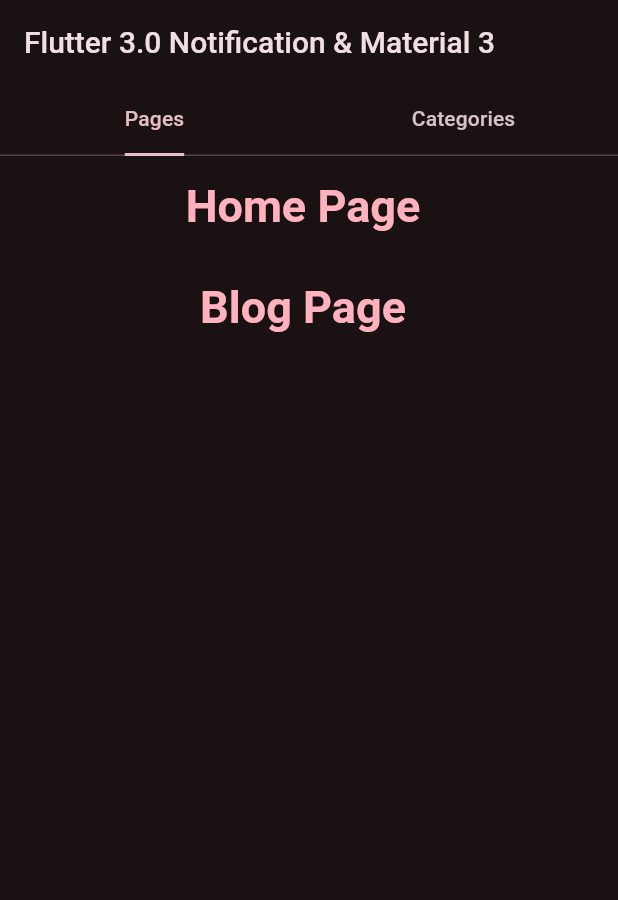
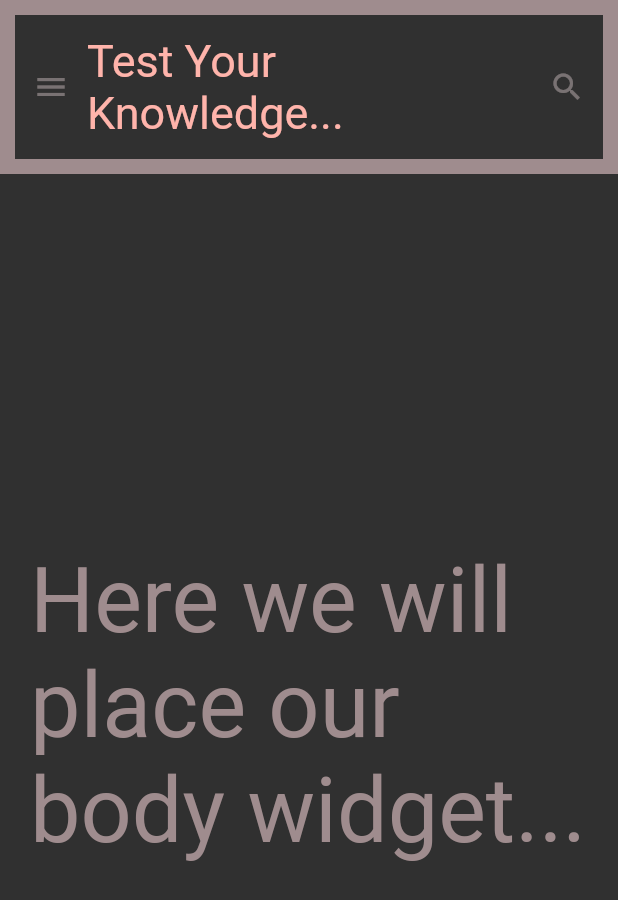
Before and after one commit to sanjibsinha/flutter3_material3, a Flutter app: the screen it shows after launch, on a phone screen of 412 x 824 dp. Shown: the top 900 px of the screen. Run offline on Flutter 3.47's test engine with Material 2 defaults, Android fonts, the phone set to English and light mode, and no system bars; drawn by our look-alikes of dynamic_color; our stand-ins replace google_fonts, material_color_utilities; Roboto replaces fonts that are missing (Charm, Laila).

Commit message:
Third material

```diff
--- a/lib/main.dart
+++ b/lib/main.dart
@@ -39,201 +39,80 @@ class FlutterMaterial extends StatelessWidget {
       debugShowCheckedModeBanner: false,
       theme: theme.dark(settings.value.sourceColor),
       title: _title,
-      home: const FlutterMaterialHome(),
+      home: const MyScaffold(),
     );
   }
 }
 
-class FlutterMaterialHome extends StatelessWidget {
-  const FlutterMaterialHome({Key? key}) : super(key: key);
-
-  static const List<String> _tabs = <String>['Pages', 'Categories'];
-  static const List<Widget> _pages = <Widget>[
-    HomePage(),
-    BlogPage(),
-  ];
-  static const List<String> _categories = <String>[
-    'Flutter',
-    'Dart',
-    'Algorithm',
-  ];
+class MyScaffold extends StatelessWidget {
+  const MyScaffold({Key? key}) : super(key: key);
 
   @override
   Widget build(BuildContext context) {
-    return DefaultTabController(
-      length: _tabs.length,
-      child: Scaffold(
-        // Listens to the scroll events and returns the current position.
-        body: NotificationListener<ScrollNotification>(
-          onNotification: (ScrollNotification scrollNotification) {
-            if (scrollNotification is ScrollStartNotification) {
-            } else if (scrollNotification is ScrollEndNotification) {}
-            // Return true to cancel the notification bubbling.
-            return true;
-          },
-          child: NestedScrollView(
-            headerSliverBuilder:
-                (BuildContext context, bool innerBoxIsScrolled) {
-              return <Widget>[
-                SliverAppBar(
-                  title: const Text(
-                    'Flutter 3.0 Notification & Material 3',
-                  ),
-                  pinned: true,
-                  floating: true,
-                  bottom: TabBar(
-                    tabs: _tabs.map((String name) => Tab(text: name)).toList(),
-                  ),
-                ),
-              ];
-            },
-            body: TabBarView(
+    return Material(
+      child: Column(
         children: <Widget>[
-                ListView.builder(
-                  itemCount: _pages.length,
-                  itemBuilder: (BuildContext context, int index) {
-                    return ListTile(title: _pages[index]);
-                  },
-                ),
-                ListView.builder(
-                  itemCount: _categories.length,
-                  itemBuilder: (BuildContext context, int index) {
-                    return ListTile(title: Text(_categories[index]));
-                  },
-                ),
-              ],
+          MyAppBar(
+            title: Text(
+              'Test Your Knowledge...',
+              style: GoogleFonts.alexBrush(
+                fontSize: 30.0,
+                color: Theme.of(context).colorScheme.error,
               ),
             ),
           ),
+          Expanded(
+            child: Center(
+              child: Container(
+                margin: const EdgeInsets.all(20.0),
+                child: Text(
+                  'Here we will place our body widget...',
+                  style: GoogleFonts.charm(
+                    fontSize: 60.0,
+                    color: Theme.of(context).colorScheme.outline,
+                  ),
+                ),
+              ),
+            ),
+          ),
+        ],
       ),
     );
   }
 }
 
-class HomePage extends StatelessWidget {
-  const HomePage({Key? key}) : super(key: key);
+class MyAppBar extends StatelessWidget {
+  const MyAppBar({Key? key, required this.title}) : super(key: key);
+
+  final Widget title;
 
   @override
   Widget build(BuildContext context) {
-    return TextButton(
-      onPressed: () {
-        Navigator.push(
-          context,
-          MaterialPageRoute(
-            builder: (context) => const Home(),
-          ),
-        );
-      },
-      child: Text(
-        'Home Page',
-        style: GoogleFonts.laila(
-          fontSize: 30.0,
-          fontWeight: FontWeight.bold,
-          color: Theme.of(context).cardTheme.color,
-        ),
-      ),
-    );
-  }
-}
-
-class Home extends StatelessWidget {
-  const Home({Key? key}) : super(key: key);
-
-  @override
-  Widget build(BuildContext context) {
-    return Scaffold(
-      appBar: AppBar(
-        title: Text(
-          'Home Page',
-          style: GoogleFonts.adventPro(
-            fontSize: 30.0,
-            fontWeight: FontWeight.bold,
-            color: Theme.of(context).cardTheme.shadowColor,
-          ),
-        ),
-      ),
-      body: Center(
-        child: Container(
+    return Container(
+      height: 116.0,
       decoration: BoxDecoration(
         border: Border.all(
           color: Theme.of(context).colorScheme.outline,
           width: 10,
         ),
       ),
-          child: Text(
-            'Home Page',
-            style: GoogleFonts.laila(
-              fontSize: 30.0,
-              fontWeight: FontWeight.bold,
-              color: Theme.of(context).cardTheme.color,
+      child: Row(
+        children: <Widget>[
+          const IconButton(
+            icon: Icon(Icons.menu),
+            tooltip: 'Navigation menu',
+            onPressed: null,
           ),
+          Expanded(
+            child: title,
           ),
+          const IconButton(
+            icon: Icon(Icons.search),
+            tooltip: 'Search',
+            onPressed: null,
           ),
+        ],
       ),
     );
   }
 }
-
-class BlogPage extends StatelessWidget {
-  const BlogPage({Key? key}) : super(key: key);
-
-  @override
-  Widget build(BuildContext context) {
-    return TextButton(
-      onPressed: () {
-        Navigator.push(
-          context,
-          MaterialPageRoute(
-            builder: (context) => const Blog(),
-          ),
-        );
-      },
-      child: Text(
-        'Blog Page',
-        style: GoogleFonts.laila(
-          fontSize: 30.0,
-          fontWeight: FontWeight.bold,
-          color: Theme.of(context).cardTheme.color,
-        ),
-      ),
-    );
-  }
-}
-
-class Blog extends StatelessWidget {
-  const Blog({Key? key}) : super(key: key);
-
-  @override
-  Widget build(BuildContext context) {
-    return Scaffold(
-      appBar: AppBar(
-        title: Text(
-          'Blog Page',
-          style: GoogleFonts.adventPro(
-            fontSize: 30.0,
-            fontWeight: FontWeight.bold,
-            color: Theme.of(context).cardTheme.shadowColor,
-          ),
-        ),
-      ),
-      body: Center(
-        child: Container(
-          decoration: BoxDecoration(
-            border: Border.all(
-              color: Theme.of(context).colorScheme.outline,
-              width: 10,
-            ),
-          ),
-          child: Text(
-            'Blog Page',
-            style: GoogleFonts.laila(
-              fontSize: 30.0,
-              fontWeight: FontWeight.bold,
-              color: Theme.of(context).cardTheme.color,
-            ),
-          ),
-        ),
-      ),
-    );
-  }
-}
```
Lines whose indentation alone changed are shown as unchanged.
